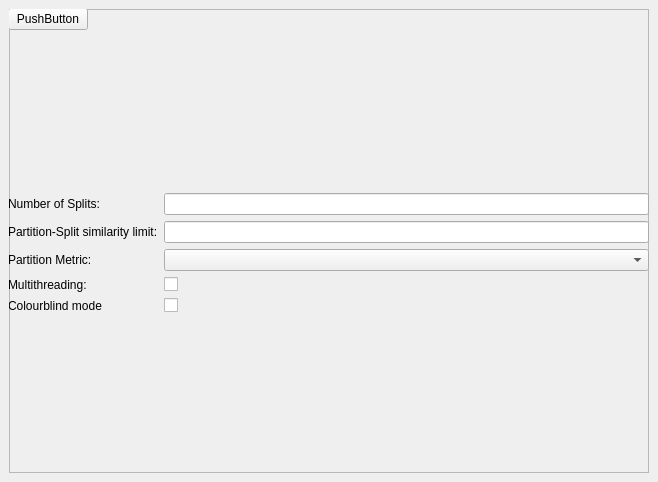
The window that UI_Templates/settings.ui (benjalon/Split-Network-Interpreter) describes before a commit, drawn with Qt 5.
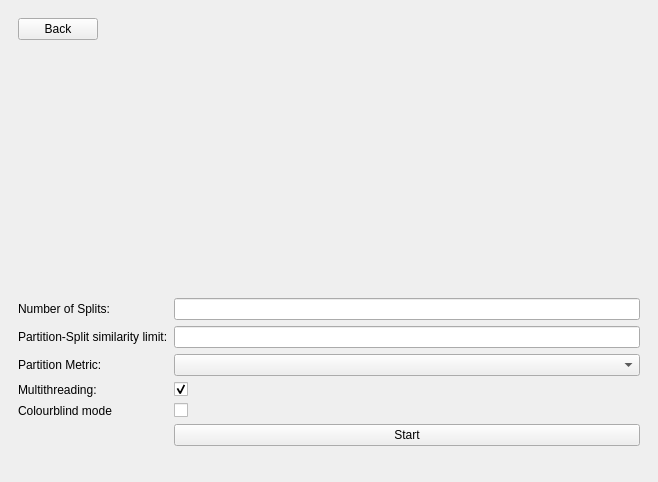
The same window after the commit.

What changed in the file:
```diff
--- a/UI_Templates/settings.ui
+++ b/UI_Templates/settings.ui
@@ -18,20 +18,13 @@
     <item>
      <widget class="QFrame" name="frame">
       <property name="frameShape">
-       <enum>QFrame::StyledPanel</enum>
+       <enum>QFrame::NoFrame</enum>
       </property>
       <property name="frameShadow">
-       <enum>QFrame::Raised</enum>
+       <enum>QFrame::Plain</enum>
       </property>
-      <widget class="QWidget" name="formLayoutWidget">
-       <property name="geometry">
-        <rect>
-         <x>-1</x>
-         <y>-1</y>
-         <width>641</width>
-         <height>461</height>
-        </rect>
-       </property>
+      <layout class="QHBoxLayout" name="horizontalLayout">
+       <item>
        <layout class="QFormLayout" name="formLayout">
         <item row="2" column="0">
          <spacer name="verticalSpacer">
@@ -109,6 +102,9 @@
           <property name="text">
            <string/>
           </property>
+           <property name="checked">
+            <bool>true</bool>
+           </property>
          </widget>
         </item>
         <item row="3" column="1">
@@ -120,12 +116,20 @@
         <item row="1" column="0">
          <widget class="QPushButton" name="pushButton">
           <property name="text">
-           <string>PushButton</string>
+            <string>Back</string>
           </property>
          </widget>
         </item>
-       </layout>
-      </widget>
+         <item row="9" column="1">
+          <widget class="QPushButton" name="start_button">
+           <property name="text">
+            <string>Start</string>
+           </property>
+          </widget>
+         </item>
+        </layout>
+       </item>
+      </layout>
      </widget>
     </item>
    </layout>
```
Left out of the diff: 12 changed lines with no effect on the pictures. Lines whose indentation alone changed are shown as unchanged.
